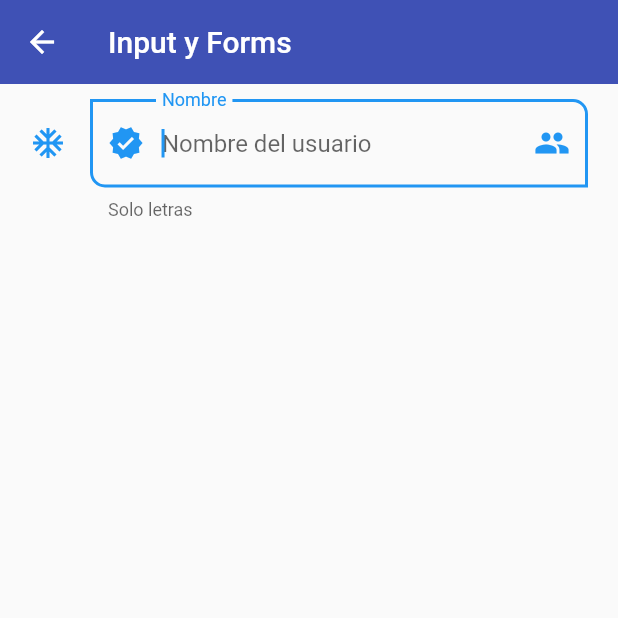
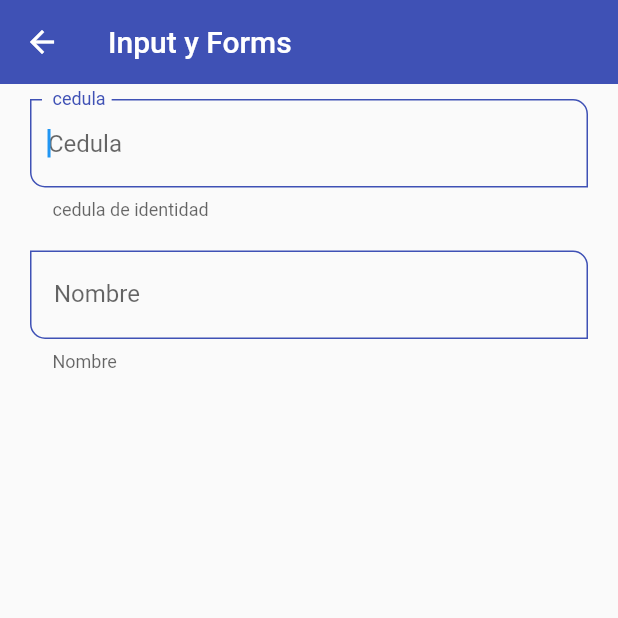
Before and after one commit to Danimlisto16/flutterProjects, a Flutter app: the InputsScreen screen opened by its route, on a phone screen of 412 x 824 dp, the top half of it. Run offline on Flutter 3.47's test engine with Material 2 defaults, Android fonts, the phone set to English and light mode, and no system bars.

Commit message:
input fields dev succ

```diff
--- a/fl_components/fl_components/lib/screens/inputs_screesn.dart
+++ b/fl_components/fl_components/lib/screens/inputs_screesn.dart
@@ -1,4 +1,8 @@
+import 'package:fl_components/validators/validators.dart';
 import 'package:flutter/material.dart';
+
+import '../widgets/custom_input_field.dart';
+
 
 class InputsScreen extends StatelessWidget {
   const InputsScreen({Key? key}) : super(key: key);
@@ -10,34 +14,24 @@ class InputsScreen extends StatelessWidget {
       body: SingleChildScrollView(
         child: Padding(
           padding: const EdgeInsets.symmetric(horizontal: 20, vertical: 10),
-          child: Column(
-            children: [
-              TextFormField(
-                  autofocus: true,
-                  initialValue: null,
-                  textCapitalization: TextCapitalization.words,
-                  onChanged: (value) => print(value),
-                  autovalidateMode: AutovalidateMode.onUserInteraction,
-                  validator: (value) {
-                    if (value == null) return 'Este campo es requerido';
-                    return value.length < 3 ? 'Minimo 3 caracteres' : null;
-                  },
-                  decoration: const InputDecoration(
-                      hintText: 'Nombre del usuario',
-                      labelText: 'Nombre',
-                      helperText: "Solo letras",
-                      prefixIcon: Icon(Icons.verified),
-                      suffixIcon: Icon(Icons.group),
-                      icon: Icon(Icons.ac_unit),
-                      border: OutlineInputBorder(
-                        borderRadius: BorderRadius.only(
-                          bottomLeft: Radius.circular(10),
-                          topRight: Radius.circular(10)
-                        )
-                      )
+          child:  Column(
+
+            children:const    [
+                  CustomInputField(
+                  labelText: " cedula",
+                  message: "Cedula",
+                  helperText: " cedula de identidad",
+                  fun:Validators.validateCed),
+                  SizedBox(
+                    height: 20,
+
                   ),
+                  CustomInputField(
+                  labelText: " Nombre",
+                  message: "Nombre",
+                  helperText: " Nombre",
+                  fun: Validators.validateName),
 
-                      ),
 
             ],
           ),
--- a/fl_components/fl_components/lib/theme/app_theme.dart
+++ b/fl_components/fl_components/lib/theme/app_theme.dart
@@ -40,6 +40,27 @@ class AppTheme {
 
 
       inputDecorationTheme: const InputDecorationTheme(
+        floatingLabelStyle: TextStyle(color:primary),//el de arriba
+
+
+        enabledBorder: OutlineInputBorder(
+          borderSide: BorderSide(
+            color: primary
+          ),
+          borderRadius: BorderRadius.only(
+            bottomLeft: Radius.circular(10),
+            topRight:  Radius.circular(10)
+            )
+        ),
+        focusedBorder: OutlineInputBorder(
+              borderSide: BorderSide(color: primary),
+              borderRadius: BorderRadius.only(
+                  bottomLeft: Radius.circular(10),
+                  topRight: Radius.circular(10))),
+
+        border: OutlineInputBorder(
+          borderRadius: BorderRadius.only(bottomLeft: Radius.circular(10), topRight: Radius.circular(10))
+        )
 
       )
 
--- /dev/null
+++ b/fl_components/fl_components/lib/validators/validators.dart
@@ -0,0 +1,17 @@
+class Validators {
+  static String? validateName(String value) {
+    if (value.length < 3) return "Debes ingresar 3 dígitos";
+    return null;
+  }
+
+  static String? validateCed(String value) {
+    int ced = 0;
+    try {
+      ced = int.parse(value);
+      return null;
+    } catch (ex) {
+      print(ex);
+      return "Ingresa un valor numerico";
+    }
+  }
+}
--- /dev/null
+++ b/fl_components/fl_components/lib/widgets/custom_input_field.dart
@@ -0,0 +1,47 @@
+import 'package:flutter/material.dart';
+
+class CustomInputField extends StatelessWidget {
+  final String? message;
+  final String? labelText;
+  final String? helperText;
+
+  final IconData? prefixIcon;
+  final IconData? suffixIcon;
+  final IconData? mainIcon;
+
+  final Function(String)? fun;
+
+  // ignore: use_key_in_widget_constructors
+  const CustomInputField({
+    Key? key,
+    this.message,
+    this.labelText,
+    this.helperText,
+    this.prefixIcon,
+    this.suffixIcon,
+    this.mainIcon,
+    this.fun,
+  });
+
+  @override
+  Widget build(BuildContext context) {
+    return TextFormField(
+      autofocus: true,
+      initialValue: null,
+      textCapitalization: TextCapitalization.words,
+      onChanged: (value) => print(value),//imprimir al cambio
+      autovalidateMode: AutovalidateMode.onUserInteraction,
+      validator: (value) {
+        return fun!(value!);
+      },
+      decoration: InputDecoration(
+        hintText: message,
+        labelText: labelText,
+        helperText: helperText,
+        prefixIcon: prefixIcon == null ? null : Icon(prefixIcon),
+        suffixIcon: suffixIcon == null ? null : Icon(suffixIcon),
+        icon: mainIcon == null ? null : Icon(mainIcon),
+      ),
+    );
+  }
+}
--- a/fl_components/fl_components/lib/widgets/widgets.dart
+++ b/fl_components/fl_components/lib/widgets/widgets.dart
@@ -1,3 +1,4 @@
+export 'package:fl_components/widgets/custom_input_field.dart';
 export 'package:fl_components/widgets/alert_dialog_android.dart';
 export 'package:fl_components/widgets/alert_dialog_ios.dart';
 export 'package:fl_components/widgets/custom_card_type_1.dart';
```
